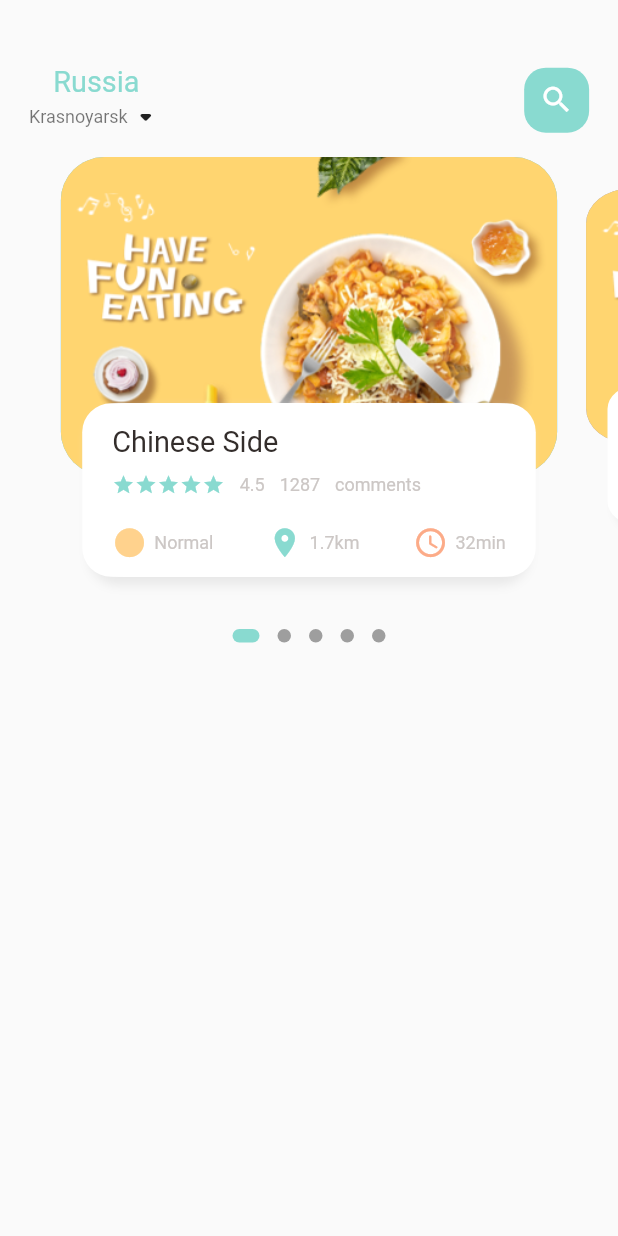
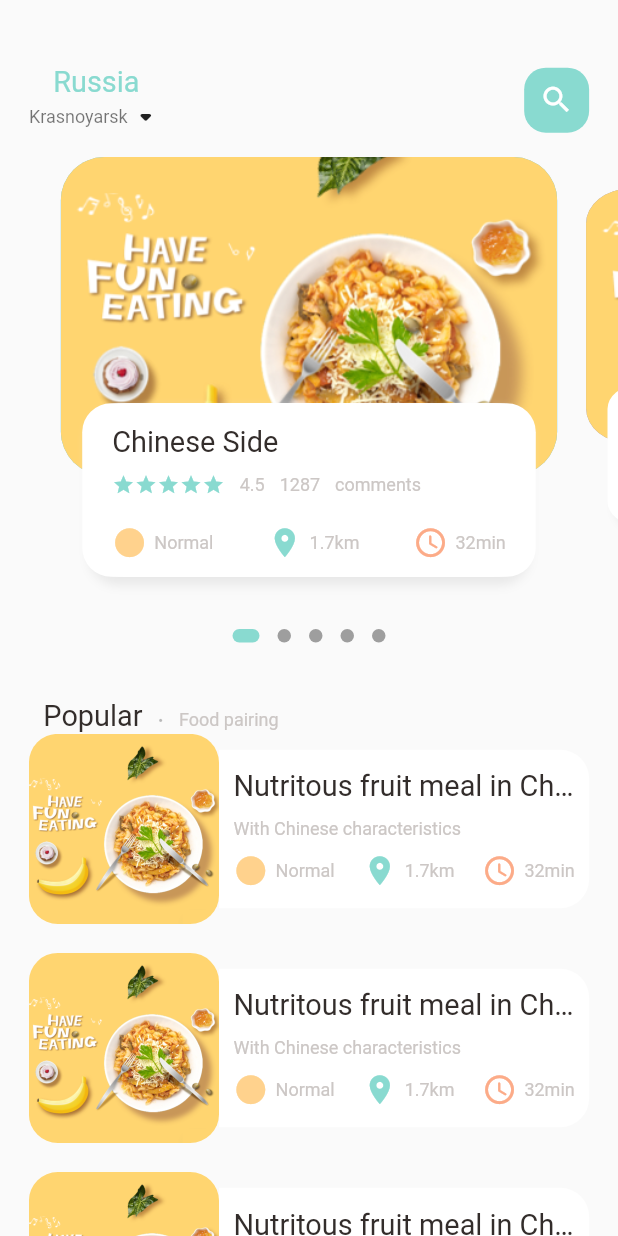
Before and after one commit to DinhXuanGiang/flutter_food_delivery, a Flutter app: the screen it shows after launch, on a phone screen of 412 x 824 dp. Run offline on Flutter 3.47's test engine with Material 2 defaults, Android fonts, the phone set to English and light mode, and no system bars; drawn by our look-alikes of dots_indicator; our stand-ins replace get.

Commit message:
working the viewport height for ListView.Builder

```diff
--- a/lib/home/food_page_body.dart
+++ b/lib/home/food_page_body.dart
@@ -66,7 +66,103 @@ class _FoodPageBodyState extends State<FoodPageBody> {
           ),
         ),
         //popular text
-
+        SizedBox(height: Dimensions.height30),
+        Container(
+          margin: EdgeInsets.only(left: Dimensions.width30),
+          child: Row(
+            crossAxisAlignment: CrossAxisAlignment.end,
+            children: [
+              BigText(text: "Popular"),
+              SizedBox(width: Dimensions.width10),
+              Container(
+                margin: const EdgeInsets.only(bottom: 3),
+                child: BigText(text: ".", color: Colors.black26),
+              ),
+              SizedBox(width: Dimensions.width10),
+              Container(
+                margin: const EdgeInsets.only(bottom: 2),
+                child: SmallText(text: "Food pairing"),
+              ),
+            ],
+          ),
+        ),
+        //list of food and images
+        Container(
+          height: 900,
+          child: ListView.builder(
+              physics: NeverScrollableScrollPhysics(),
+              // shrinkWrap: true,
+              itemCount: 10,
+              itemBuilder: (context, index){
+              return Container(
+                margin: EdgeInsets.only(left: Dimensions.width20, right: Dimensions.width20, bottom: Dimensions.height20),
+                child: Row(
+                  children: [
+                    //image section
+                    Container(
+                      width: Dimensions.listViewImgSize,
+                      height: Dimensions.listViewImgSize,
+                      decoration: BoxDecoration(
+                        borderRadius: BorderRadius.circular(Dimensions.radius20),
+                        color: Colors.white38,
+                        image: DecorationImage(
+                          fit: BoxFit.cover,
+                          image: AssetImage(
+                            "assets/image/food0.png"
+                          ),
+                        ),
+                      ),
+                    ),
+                    //text container
+                    Expanded(
+                      child: Container(
+                        height: Dimensions.listViewTextContSize,
+                        decoration: BoxDecoration(
+                          borderRadius: BorderRadius.only(
+                            topRight: Radius.circular(Dimensions.radius20),
+                            bottomRight: Radius.circular(Dimensions.radius20),
+                          ),
+                          color: Colors.white,
+                        ),
+                        child: Padding(
+                          padding: EdgeInsets.only(left: Dimensions.width10, right: Dimensions.width10),
+                          child: Column(
+                            crossAxisAlignment: CrossAxisAlignment.start,
+                            mainAxisAlignment: MainAxisAlignment.center,
+                            children: [
+                              BigText(text: "Nutritous fruit meal in China"),
+                              SizedBox(height: Dimensions.height10),
+                              SmallText(text: "With Chinese characteristics"),
+                              SizedBox(height: Dimensions.height10),
+                              Row(
+                                mainAxisAlignment: MainAxisAlignment.spaceBetween,
+                                children: [
+                                  IconAndTextWidget(
+                                    icon: Icons.circle_sharp,
+                                    text: 'Normal',
+                                    iconColor: AppColors.iconColor1,
+                                  ),
+                                  IconAndTextWidget(
+                                    icon: Icons.location_on,
+                                    text: '1.7km',
+                                    iconColor: AppColors.mainColor,
+                                  ),IconAndTextWidget(
+                                    icon: Icons.access_time_rounded,
+                                    text: '32min',
+                                    iconColor: AppColors.iconColor2,
+                                  ),
+                                ],
+                              ),
+                            ],
+                          ),
+                        ),
+                      ),
+                    ),
+                  ],
+                ),
+              );
+          }),
+        )
       ],
     );
   }
--- a/lib/home/main_food_page.dart
+++ b/lib/home/main_food_page.dart
@@ -57,7 +57,10 @@ class _MainHomePageState extends State<MainHomePage> {
             ),
           ),
           //showing the body
-          FoodPageBody(),
+          Expanded(
+            child: SingleChildScrollView(
+                child: FoodPageBody()),
+          ),
         ],
       ),
     );
--- a/lib/utils/dimensions.dart
+++ b/lib/utils/dimensions.dart
@@ -30,4 +30,8 @@ class Dimensions {
 
   //icon SizedBox
   static double iconSize24 = screenHeight/35.69;
+
+  //listview SizedBox
+  static double listViewImgSize = screenWidth/3.25;
+  static double listViewTextContSize = screenWidth/3.9;
 }
```
